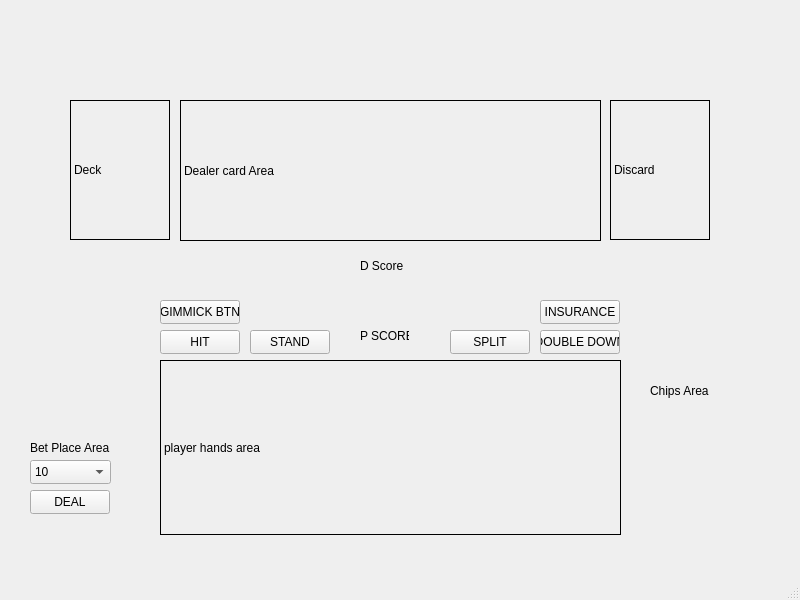
Before: the Qt Designer form CountingBlackjack/mainwindow.ui in LandenHughes/QTCasinoGame, drawn with Qt 5.
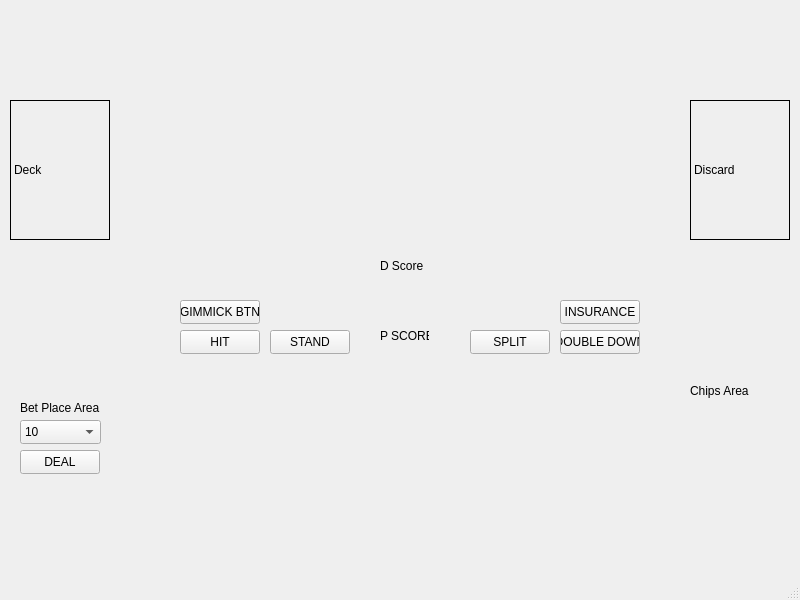
After: the same form once the commit is applied.

Commit message:
Cards can now be shown visually in the play area
Cards can be shown in both the dealer and player areas via a horizontal
layout.

NOTE: There are statements in MainWindow::setupUI that are adding cards
to the play area for testing purposes. These statements will need to be
removed later on.

```diff
--- a/CountingBlackjack/mainwindow.ui
+++ b/CountingBlackjack/mainwindow.ui
@@ -14,42 +14,10 @@
    <string>MainWindow</string>
   </property>
   <widget class="QWidget" name="centralwidget">
-   <widget class="QLabel" name="dealerArea">
-    <property name="geometry">
-     <rect>
-      <x>180</x>
-      <y>100</y>
-      <width>421</width>
-      <height>141</height>
-     </rect>
-    </property>
-    <property name="frameShape">
-     <enum>QFrame::Box</enum>
-    </property>
-    <property name="text">
-     <string>Dealer card Area</string>
-    </property>
-   </widget>
-   <widget class="QLabel" name="playerArea">
-    <property name="geometry">
-     <rect>
-      <x>160</x>
-      <y>360</y>
-      <width>461</width>
-      <height>175</height>
-     </rect>
-    </property>
-    <property name="frameShape">
-     <enum>QFrame::Box</enum>
-    </property>
-    <property name="text">
-     <string>player hands area</string>
-    </property>
-   </widget>
    <widget class="QLabel" name="drawDeck">
     <property name="geometry">
      <rect>
-      <x>70</x>
+      <x>10</x>
       <y>100</y>
       <width>100</width>
       <height>140</height>
@@ -65,7 +33,7 @@
    <widget class="QLabel" name="discardDeck">
     <property name="geometry">
      <rect>
-      <x>610</x>
+      <x>690</x>
       <y>100</y>
       <width>100</width>
       <height>140</height>
@@ -81,7 +49,7 @@
    <widget class="QLabel" name="label_5">
     <property name="geometry">
      <rect>
-      <x>360</x>
+      <x>380</x>
       <y>310</y>
       <width>49</width>
       <height>51</height>
@@ -94,7 +62,7 @@
    <widget class="QLabel" name="label_6">
     <property name="geometry">
      <rect>
-      <x>360</x>
+      <x>380</x>
       <y>240</y>
       <width>49</width>
       <height>51</height>
@@ -107,9 +75,9 @@
    <widget class="QLabel" name="label_7">
     <property name="geometry">
      <rect>
-      <x>650</x>
+      <x>690</x>
       <y>260</y>
-      <width>111</width>
+      <width>101</width>
       <height>261</height>
      </rect>
     </property>
@@ -120,8 +88,8 @@
    <widget class="QLabel" name="label_8">
     <property name="geometry">
      <rect>
-      <x>30</x>
-      <y>440</y>
+      <x>20</x>
+      <y>400</y>
       <width>81</width>
       <height>16</height>
      </rect>
@@ -133,7 +101,7 @@
    <widget class="QPushButton" name="pushButton">
     <property name="geometry">
      <rect>
-      <x>450</x>
+      <x>470</x>
       <y>330</y>
       <width>80</width>
       <height>24</height>
@@ -146,7 +114,7 @@
    <widget class="QPushButton" name="pushButton_2">
     <property name="geometry">
      <rect>
-      <x>160</x>
+      <x>180</x>
       <y>330</y>
       <width>80</width>
       <height>24</height>
@@ -159,7 +127,7 @@
    <widget class="QPushButton" name="pushButton_3">
     <property name="geometry">
      <rect>
-      <x>250</x>
+      <x>270</x>
       <y>330</y>
       <width>80</width>
       <height>24</height>
@@ -172,7 +140,7 @@
    <widget class="QPushButton" name="pushButton_4">
     <property name="geometry">
      <rect>
-      <x>540</x>
+      <x>560</x>
       <y>330</y>
       <width>80</width>
       <height>24</height>
@@ -185,7 +153,7 @@
    <widget class="QPushButton" name="pushButton_5">
     <property name="geometry">
      <rect>
-      <x>540</x>
+      <x>560</x>
       <y>300</y>
       <width>80</width>
       <height>24</height>
@@ -198,8 +166,8 @@
    <widget class="QPushButton" name="pushButton_6">
     <property name="geometry">
      <rect>
-      <x>30</x>
-      <y>490</y>
+      <x>20</x>
+      <y>450</y>
       <width>80</width>
       <height>24</height>
      </rect>
@@ -211,7 +179,7 @@
    <widget class="QPushButton" name="pushButton_7">
     <property name="geometry">
      <rect>
-      <x>160</x>
+      <x>180</x>
       <y>300</y>
       <width>80</width>
       <height>24</height>
@@ -224,8 +192,8 @@
    <widget class="QComboBox" name="comboBox">
     <property name="geometry">
      <rect>
-      <x>30</x>
-      <y>460</y>
+      <x>20</x>
+      <y>420</y>
       <width>81</width>
       <height>24</height>
      </rect>
@@ -261,6 +229,28 @@
      </property>
     </item>
    </widget>
+   <widget class="QWidget" name="horizontalLayoutWidget">
+    <property name="geometry">
+     <rect>
+      <x>120</x>
+      <y>100</y>
+      <width>561</width>
+      <height>141</height>
+     </rect>
+    </property>
+    <layout class="QHBoxLayout" name="dealerArea"/>
+   </widget>
+   <widget class="QWidget" name="horizontalLayoutWidget_2">
+    <property name="geometry">
+     <rect>
+      <x>120</x>
+      <y>370</y>
+      <width>561</width>
+      <height>141</height>
+     </rect>
+    </property>
+    <layout class="QHBoxLayout" name="playerArea"/>
+   </widget>
   </widget>
   <widget class="QMenuBar" name="menubar">
    <property name="geometry">
```
The commit also changes 3 other files.
